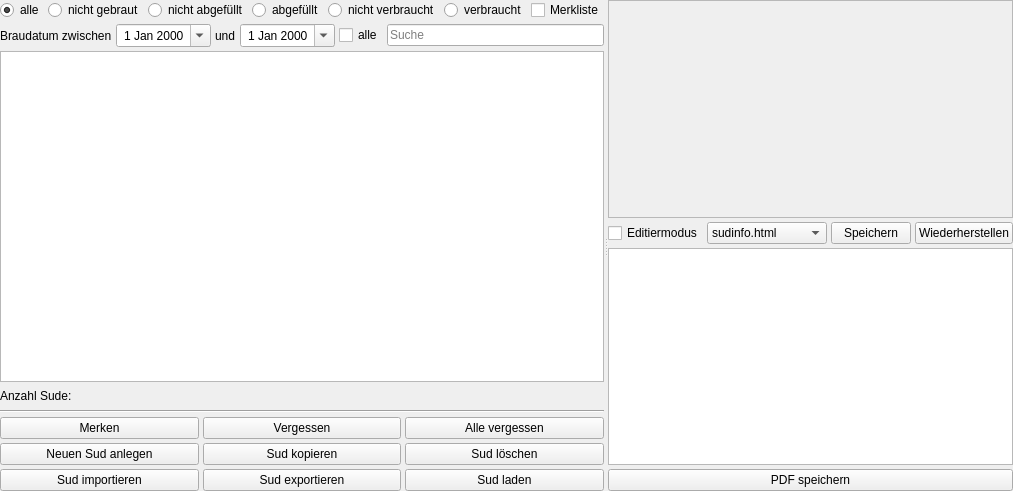
Old version of the form kleiner-brauhelfer/tabsudauswahl.ui in the repository kleiner-brauhelfer/kleiner-brauhelfer-2.
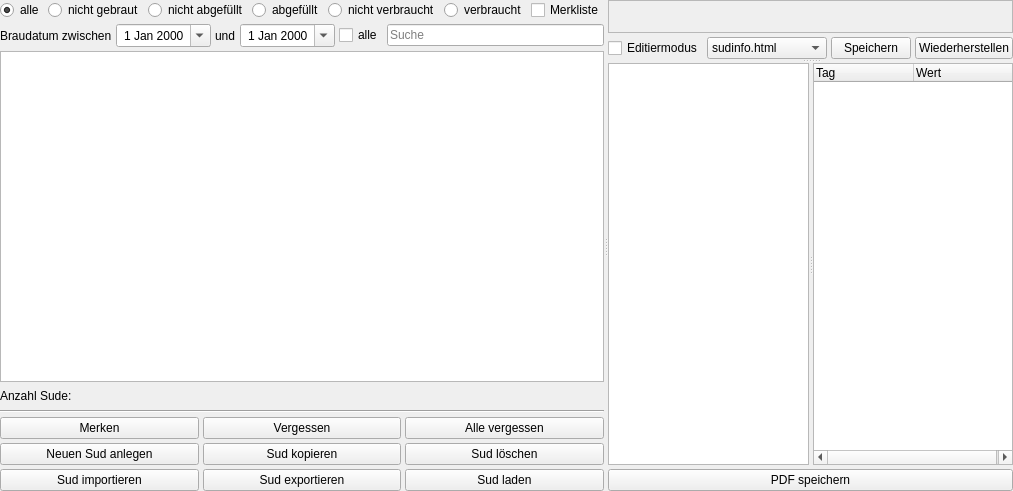
New version of the form. Custom widgets are drawn as their Qt base class.

What changed in the file:
```diff
--- a/kleiner-brauhelfer/tabsudauswahl.ui
+++ b/kleiner-brauhelfer/tabsudauswahl.ui
@@ -294,6 +294,16 @@
         <number>4</number>
        </property>
        <item>
+        <widget class="QSplitter" name="splitter_1">
+         <property name="orientation">
+          <enum>Qt::Vertical</enum>
+         </property>
+         <widget class="QWidget" name="verticalLayoutWidget_3">
+          <layout class="QVBoxLayout" name="verticalLayout_3">
+           <property name="spacing">
+            <number>4</number>
+           </property>
+           <item>
         <widget class="QFrame" name="frame">
          <property name="sizePolicy">
           <sizepolicy hsizetype="Expanding" vsizetype="Expanding">
@@ -390,12 +400,55 @@
          </item>
         </layout>
        </item>
-       <item>
+          </layout>
+         </widget>
+         <widget class="QSplitter" name="splitter_2">
+          <property name="orientation">
+           <enum>Qt::Horizontal</enum>
+          </property>
         <widget class="QPlainTextEdit" name="tbTemplate">
          <property name="lineWrapMode">
           <enum>QPlainTextEdit::NoWrap</enum>
          </property>
         </widget>
+          <widget class="QTreeWidget" name="treeViewTemplateTags">
+           <property name="sizePolicy">
+            <sizepolicy hsizetype="Minimum" vsizetype="Expanding">
+             <horstretch>0</horstretch>
+             <verstretch>0</verstretch>
+            </sizepolicy>
+           </property>
+           <property name="minimumSize">
+            <size>
+             <width>200</width>
+             <height>0</height>
+            </size>
+           </property>
+           <property name="editTriggers">
+            <set>QAbstractItemView::NoEditTriggers</set>
+           </property>
+           <property name="alternatingRowColors">
+            <bool>true</bool>
+           </property>
+           <property name="selectionMode">
+            <enum>QAbstractItemView::NoSelection</enum>
+           </property>
+           <property name="columnCount">
+            <number>2</number>
+           </property>
+           <column>
+            <property name="text">
+             <string notr="true">Tag</string>
+            </property>
+           </column>
+           <column>
+            <property name="text">
+             <string notr="true">Wert</string>
+            </property>
+           </column>
+          </widget>
+         </widget>
+        </widget>
        </item>
        <item>
         <widget class="QPushButton" name="btnToPdf">
@@ -411,6 +464,11 @@
   </layout>
  </widget>
  <customwidgets>
+  <customwidget>
+   <class>ComboBox</class>
+   <extends>QComboBox</extends>
+   <header>widgets/combobox.h</header>
+  </customwidget>
   <customwidget>
    <class>WebView</class>
    <extends>QWidget</extends>
@@ -422,11 +480,6 @@
    <extends>QDateEdit</extends>
    <header>widgets/dateedit.h</header>
   </customwidget>
-  <customwidget>
-   <class>ComboBox</class>
-   <extends>QComboBox</extends>
-   <header>widgets/combobox.h</header>
-  </customwidget>
  </customwidgets>
  <tabstops>
   <tabstop>rbAlle</tabstop>
```
Left out of the diff: 4 changed lines with no effect on the pictures. Lines whose indentation alone changed are shown as unchanged.
